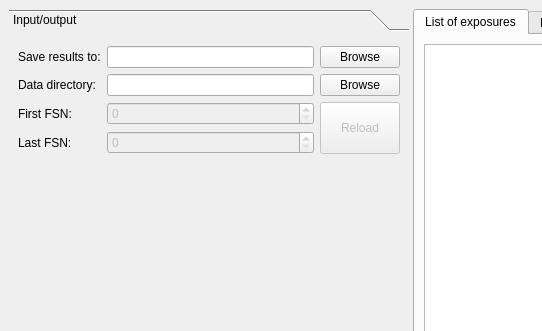
The window that cct/processing/mainwindow/mainwindow.ui (awacha/cct) describes before a commit, drawn with Qt 5; both pictures show x 0 to 542 and y 0 to 331 of the 1139 by 920 pixel window.
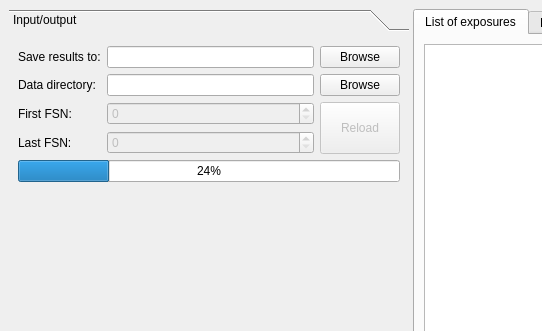
The same window after the commit. Icons and pictures are not drawn.

Commit message: Header model responsive while loading headers

What changed in the file:
```diff
--- a/cct/processing/mainwindow/mainwindow.ui
+++ b/cct/processing/mainwindow/mainwindow.ui
@@ -245,6 +245,13 @@
            </property>
           </spacer>
          </item>
+         <item row="4" column="0" colspan="3">
+          <widget class="QProgressBar" name="ioProgressBar">
+           <property name="value">
+            <number>24</number>
+           </property>
+          </widget>
+         </item>
         </layout>
        </widget>
        <widget class="QWidget" name="processingPage">
```
Left out of the diff: 14 changed lines with no effect on the pictures. The commit also changes 2 other files.
